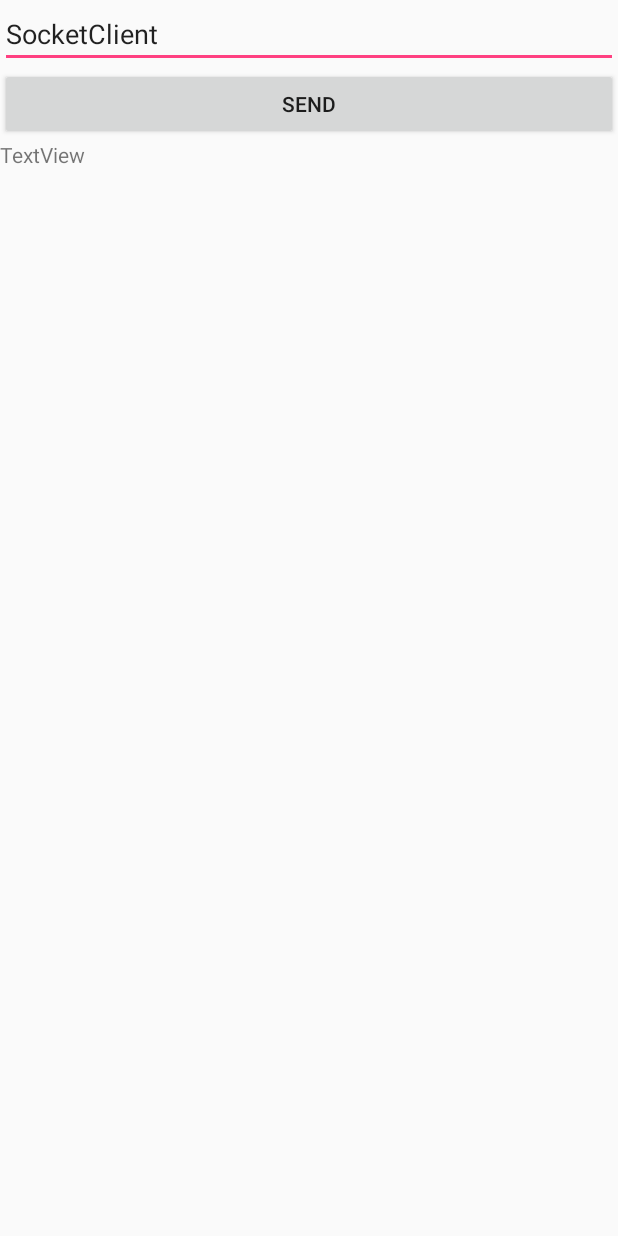
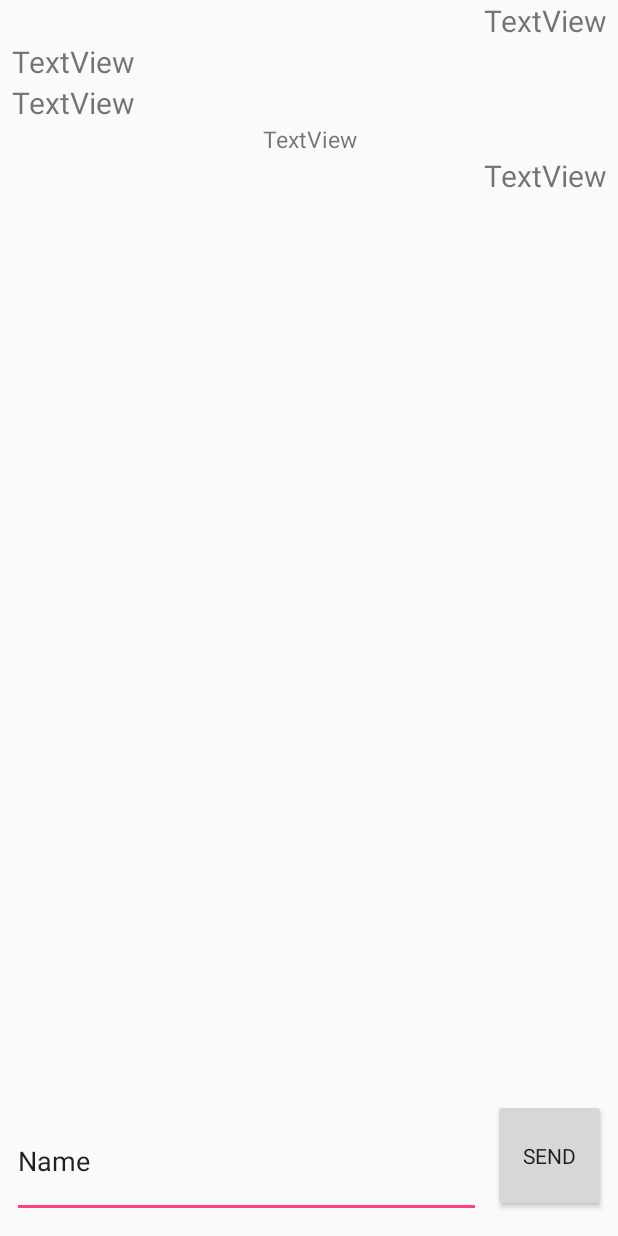
Before and after one commit to Dem11d/java_socketClient, an Android app: the MainActivity screen opened directly, with no data from a screen before it, on a phone screen of 412 x 824 dp. Run offline under Robolectric (Android 15) with nearby library versions, the phone set to English and light mode, and no system bars.

```diff
--- a/app/src/main/java/com/example/socketclient/MainActivity.java
+++ b/app/src/main/java/com/example/socketclient/MainActivity.java
@@ -1,12 +1,15 @@
 package com.example.socketclient;
 
 import android.content.Intent;
+import android.os.AsyncTask;
 import android.os.Bundle;
 import android.support.v7.app.AppCompatActivity;
+import android.text.Html;
 import android.view.View;
 import android.widget.EditText;
 import android.widget.TextView;
 
+import org.json.JSONException;
 import org.json.JSONObject;
 
 import java.io.BufferedReader;
@@ -20,99 +23,22 @@ import java.net.Socket;
 import java.net.UnknownHostException;
 
 public class MainActivity extends AppCompatActivity {
+    private ChatApplication app;
 
-    private Socket socket;
-
-    private static final int SERVERPORT = 6565;
-    private static final String SERVER_IP = "192.168.0.103";
 
     @Override
     public void onCreate(Bundle savedInstanceState) {
         super.onCreate(savedInstanceState);
         setContentView(R.layout.main);
 
-        new Thread(new ClientSendThread()).start();
-        new Thread(new ClientInputThread()).start();
+        app = new ChatApplication(this);
     }
 
     public void onClick(View view) {
-        EditText et = (EditText) findViewById(R.id.EditText01);
+        EditText et = (EditText) findViewById(R.id.message_input);
         String str = et.getText().toString();
-        sendMessage("message",str);
+        app.sendMessageFromActivity(str);
     }
 
-    public void sendMessage(String type, String message){
-        try {
-            JSONObject jo = new JSONObject();
 
-            jo.put("type",type);
-            jo.put("value",message);
-            PrintWriter out = new PrintWriter(new BufferedWriter(
-                    new OutputStreamWriter(socket.getOutputStream())),
-                    true);
-            out.println(jo.toString());
-        } catch (UnknownHostException e) {
-            e.printStackTrace();
-        } catch (IOException e) {
-            e.printStackTrace();
-        } catch (Exception e) {
-            e.printStackTrace();
-        }
-    }
-    class ClientSendThread implements Runnable {
-
-        @Override
-        public void run() {
-
-            try {
-                InetAddress serverAddr = InetAddress.getByName(SERVER_IP);
-
-                socket = new Socket(serverAddr, SERVERPORT);
-                while(socket==null){
-                    Thread.currentThread().sleep(500);
-                    socket = new Socket(serverAddr, SERVERPORT);
-                }
-                Intent intent = getIntent();
-                String name = intent.getStringExtra("name");
-                sendMessage("name",name);
-
-            } catch (UnknownHostException e1) {
-                e1.printStackTrace();
-            } catch (IOException e1) {
-                e1.printStackTrace();
-            } catch (InterruptedException e) {
-                e.printStackTrace();
-            }
-
-        }
-
-    }
-    class ClientInputThread implements Runnable {
-
-        @Override
-        public void run() {
-
-            try {
-                BufferedReader input = null;
-                while(socket==null){
-                    Thread.currentThread().sleep(500);
-                }
-                    input = new BufferedReader(new InputStreamReader(socket.getInputStream()));
-                TextView tv = (TextView)findViewById(R.id.chatText);
-
-                while(true){
-                    String read = input.readLine();
-                    tv.append(read);
-                }
-            } catch (UnknownHostException e1) {
-                e1.printStackTrace();
-            } catch (IOException e1) {
-                e1.printStackTrace();
-            } catch (InterruptedException e) {
-                e.printStackTrace();
-            }
-
-        }
-
-    }
 }
--- /dev/null
+++ b/app/src/main/res/layout/foreign_message.xml
@@ -0,0 +1,3 @@
+<?xml version="1.0" encoding="utf-8"?>
+<TextView xmlns:android="http://schemas.android.com/apk/res/android"
+    style="@style/ChatTextStyle.foreign" />
--- /dev/null
+++ b/app/src/main/res/layout/info_message.xml
@@ -0,0 +1,3 @@
+<?xml version="1.0" encoding="utf-8"?>
+<TextView xmlns:android="http://schemas.android.com/apk/res/android"
+    style="@style/ChatTextStyle.info" />
--- a/app/src/main/res/layout/main.xml
+++ b/app/src/main/res/layout/main.xml
@@ -1,27 +1,103 @@
 <?xml version="1.0" encoding="utf-8"?>
-<LinearLayout xmlns:android="http://schemas.android.com/apk/res/android"
+<android.support.constraint.ConstraintLayout
+    xmlns:android="http://schemas.android.com/apk/res/android"
+    xmlns:app="http://schemas.android.com/apk/res-auto"
+    xmlns:tools="http://schemas.android.com/tools"
     android:layout_width="match_parent"
-    android:layout_height="wrap_content"
-    android:orientation="vertical"
+    android:layout_height="match_parent"
     android:weightSum="1">
 
+
     <EditText
-        android:id="@+id/EditText01"
-        android:layout_width="fill_parent"
-        android:layout_height="wrap_content"
-        android:text="SocketClient"></EditText>
+        android:id="@+id/message_input"
+        android:layout_width="0dp"
+        android:layout_height="75dp"
+        android:layout_marginBottom="0dp"
+        android:layout_marginLeft="8dp"
+        android:layout_marginRight="8dp"
+        android:layout_marginTop="8dp"
+        android:ems="10"
+        android:inputType="textPersonName"
+        android:text="Name"
+        app:layout_constraintBottom_toBottomOf="@+id/myButton"
+        app:layout_constraintHorizontal_bias="0.0"
+        app:layout_constraintLeft_toLeftOf="parent"
+        app:layout_constraintRight_toLeftOf="@+id/myButton"
+        app:layout_constraintTop_toTopOf="@+id/myButton" />
 
     <Button
         android:id="@+id/myButton"
-        android:layout_width="match_parent"
-        android:layout_height="wrap_content"
+        android:layout_width="75dp"
+        android:layout_height="75dp"
+        android:layout_marginBottom="16dp"
+        android:layout_marginEnd="8dp"
+        android:layout_marginRight="8dp"
+        android:fontFamily="ClassCoder"
         android:onClick="onClick"
-        android:text="Send"></Button>
+        android:text="Send"
+        app:layout_constraintBottom_toBottomOf="parent"
+        app:layout_constraintRight_toRightOf="parent" />
 
-    <TextView
-        android:id="@+id/chatText"
-        android:layout_width="match_parent"
-        android:layout_height="match_parent"
-        android:text="TextView" />
+    <ScrollView
+        android:id="@+id/chatArea"
+        android:layout_width="0dp"
+        android:layout_height="0dp"
+        android:layout_marginEnd="8dp"
+        android:layout_marginStart="8dp"
+        app:layout_constraintBottom_toTopOf="@+id/myButton"
+        app:layout_constraintLeft_toLeftOf="parent"
+        app:layout_constraintRight_toRightOf="parent"
+        app:layout_constraintTop_toTopOf="parent"
+        app:layout_constraintVertical_bias="0.0"
+        tools:layout_constraintBottom_creator="1"
+        tools:layout_constraintLeft_creator="1"
+        tools:layout_constraintRight_creator="1"
+        tools:layout_constraintTop_creator="1">
 
-</LinearLayout>
+
+        <LinearLayout
+            android:layout_width="match_parent"
+            android:layout_height="wrap_content"
+            android:orientation="vertical">
+
+
+            <TextView
+                android:id="@+id/textView18"
+                style="@style/ChatTextStyle.own"
+                android:layout_width="match_parent"
+                android:layout_height="wrap_content"
+                android:text="TextView" />
+
+            <TextView
+                android:id="@+id/textView1"
+                style="@style/ChatTextStyle.foreign"
+                android:layout_width="match_parent"
+                android:layout_height="wrap_content"
+                android:text="TextView" />
+
+            <TextView
+                android:id="@+id/textView2"
+                style="@style/ChatTextStyle.foreign"
+                android:layout_width="match_parent"
+                android:layout_height="wrap_content"
+                android:text="TextView" />
+
+            <TextView
+                android:id="@+id/textView3"
+                style="@style/ChatTextStyle.info"
+                android:layout_width="match_parent"
+                android:layout_height="wrap_content"
+                android:text="TextView" />
+
+            <TextView
+                android:id="@+id/textView4"
+                style="@style/ChatTextStyle.own"
+                android:layout_width="match_parent"
+                android:layout_height="wrap_content"
+                android:text="TextView" />
+        </LinearLayout>
+
+
+    </ScrollView>
+
+</android.support.constraint.ConstraintLayout>
--- /dev/null
+++ b/app/src/main/res/layout/own_message.xml
@@ -0,0 +1,3 @@
+<?xml version="1.0" encoding="utf-8"?>
+<TextView xmlns:android="http://schemas.android.com/apk/res/android"
+    style="@style/ChatTextStyle.own" />
--- a/app/src/main/res/values/styles.xml
+++ b/app/src/main/res/values/styles.xml
@@ -17,4 +17,17 @@
 
     <style name="AppTheme.PopupOverlay" parent="ThemeOverlay.AppCompat.Light" />
 
+    <style name="ChatTextStyle">
+        <item name="android:textSize">20dp</item>
+    </style>
+    <style name="ChatTextStyle.own">
+        <item name="android:textAlignment">textEnd</item>
+    </style>
+    <style name="ChatTextStyle.foreign">
+        <item name="android:textAlignment">textStart</item>
+    </style>
+    <style name="ChatTextStyle.info">
+        <item name="android:textAlignment">center</item>
+        <item name="android:textSize">15dp</item>
+    </style>
 </resources>
```
Also changed, not shown: app/src/main/java/com/example/socketclient/ChatApplication.java (added, +166 -0 lines), app/src/main/java/com/example/socketclient/Message.java (added, +34 -0 lines), app/src/main/java/com/example/socketclient/MessageWriter.java (added, +58 -0 lines), app/src/main/java/com/example/socketclient/User.java (added, +60 -0 lines), app/src/main/assets/font/fontawesome-webfont.ttf (added).
